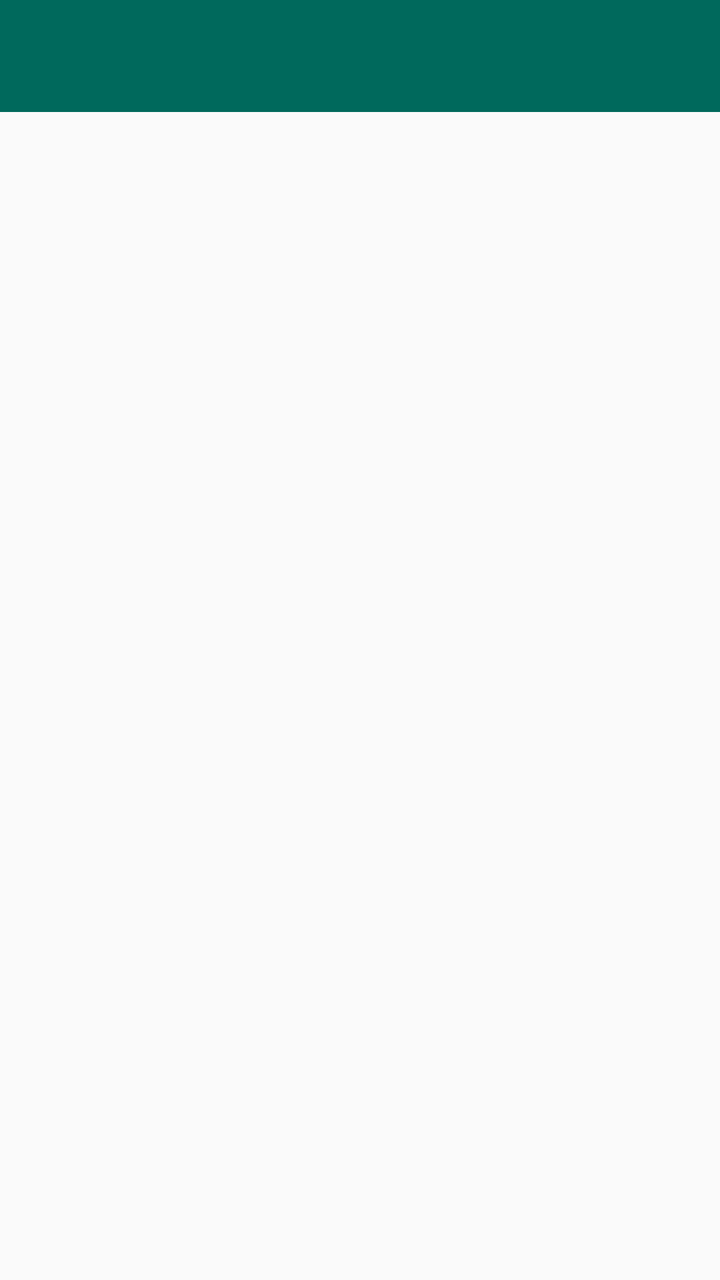
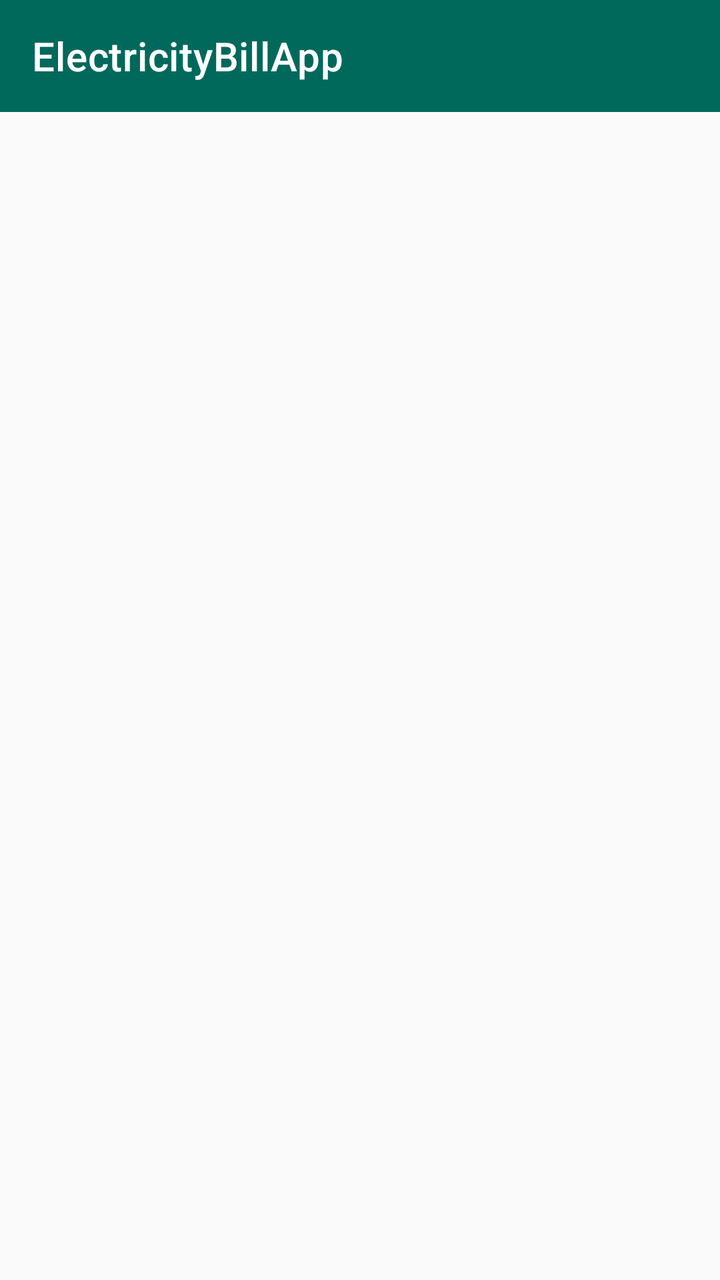

The first picture is an Android layout as it rendered before a commit; the second is the same layout after the commit. The layout source and the unified diff follow.
<!-- AndroidManifest.xml: application theme Theme.ElectricityBillApp -->
<!-- res/layout/activity_bill_list.xml -->
<?xml version="1.0" encoding="utf-8"?>
<LinearLayout xmlns:android="http://schemas.android.com/apk/res/android"
    xmlns:app="http://schemas.android.com/apk/res-auto"
    android:layout_width="match_parent"
    android:layout_height="match_parent"
    android:orientation="vertical"
    android:background="@color/background">

    <androidx.appcompat.widget.Toolbar
        android:id="@+id/toolbar"
        android:layout_width="match_parent"
        android:layout_height="?attr/actionBarSize"
        android:background="@color/primary"
        app:titleTextColor="@android:color/white" />

    <ListView
        android:id="@+id/listViewBills"
        android:layout_width="match_parent"
        android:layout_height="match_parent"
        android:padding="8dp"
        android:divider="@color/primary"
        android:dividerHeight="1dp"/>

</LinearLayout>
<!-- resources referenced by this layout -->
<resources>
  <color name="background">#FAFAFA</color>
  <color name="primary">#00695C</color>
  <style name="Theme.ElectricityBillApp" parent="Theme.MaterialComponents.DayNight.NoActionBar">
          
          <item name="android:statusBarColor">@color/primary_variant</item>
          
          <item name="colorPrimary">@color/primary</item>
          <item name="colorPrimaryDark">@color/primary_variant</item>
          <item name="colorAccent">@color/accent</item>
          
          <item name="colorSecondary">@color/accent</item>
          <item name="android:colorBackground">@color/background</item>
      </style>
  <color name="primary_variant">#004D40</color>
  <color name="accent">#FF7043</color>
</resources>

<!-- the commit's change to res/layout/activity_bill_list.xml (unified diff, before → after) -->
@@ -11,7 +11,8 @@
         android:layout_width="match_parent"
         android:layout_height="?attr/actionBarSize"
         android:background="@color/primary"
-        app:titleTextColor="@android:color/white" />
+        app:titleTextColor="@android:color/white"
+        app:title="@string/app_name"/>
 
     <ListView
         android:id="@+id/listViewBills"
<!-- resource entries referenced after the edit -->
@@ -2,6 +2,7 @@
 <resources>
   <color name="background">#FAFAFA</color>
   <color name="primary">#00695C</color>
+  <string name="app_name">ElectricityBillApp</string>
   <style name="Theme.ElectricityBillApp" parent="Theme.MaterialComponents.DayNight.NoActionBar">
           
           <item name="android:statusBarColor">@color/primary_variant</item>
